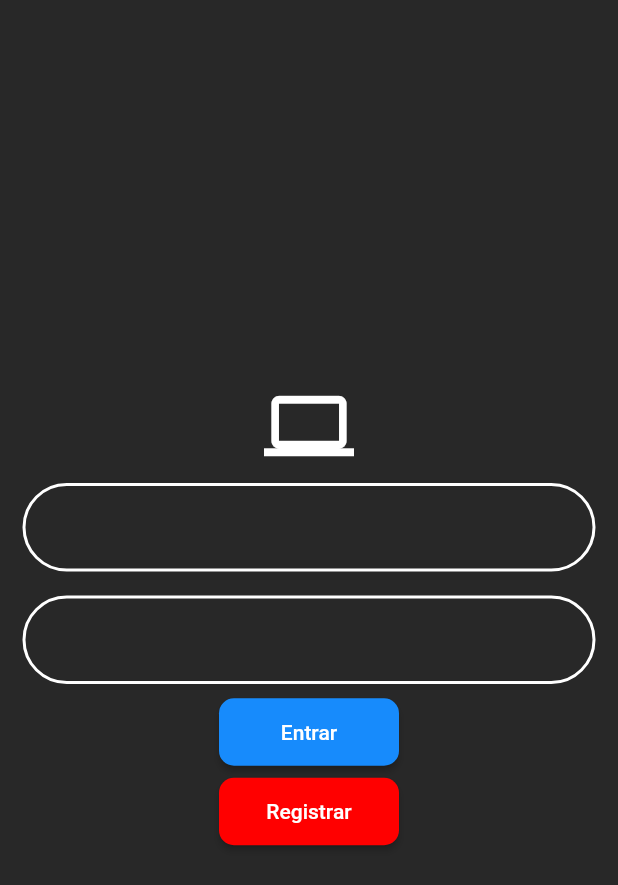
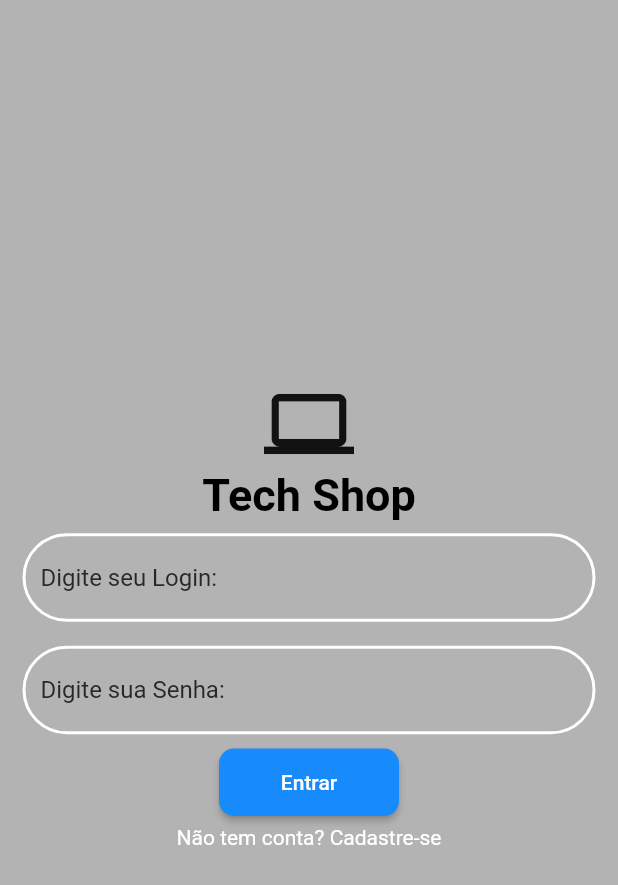
Before and after one commit to AlarconPedro/Tech_Shop, a Flutter app: the screen it shows after launch, on a phone screen of 412 x 824 dp. Shown: the top 885 px of the screen. Run offline on Flutter 3.47's test engine with Material 2 defaults, Android fonts, the phone set to English and light mode, and no system bars; our stand-ins replace shared_preferences.

Commit message:
Reconstrução Login - 2022.08.06.1

```diff
--- a/lib/ui/pages/categorias_page.dart
+++ b/lib/ui/pages/categorias_page.dart
@@ -1,4 +1,7 @@
 import 'package:flutter/material.dart';
+import 'package:provider/provider.dart';
+import 'package:tech_shop/ui/estilos/estilos.dart';
+import 'package:tech_shop/ui/temas/temas.dart';
 
 class CategoriaPage extends StatefulWidget {
   const CategoriaPage({Key? key}) : super(key: key);
@@ -10,6 +13,44 @@ class CategoriaPage extends StatefulWidget {
 class _CategoriaPageState extends State<CategoriaPage> {
   @override
   Widget build(BuildContext context) {
-    return Container();
+    final currentTheme = Provider.of<ThemeProvider>(context);
+    return Scaffold(
+      backgroundColor:
+          currentTheme.isDarkTheme() ? Cores.cinzaClaro : Cores.cinzaClaro,
+      appBar: AppBar(
+        backgroundColor:
+            currentTheme.isDarkTheme() ? Cores.cinzaEscuro : Cores.cinza,
+        title: Text(
+          'Categorias',
+          style: TextStyle(color: Cores.branco),
+        ),
+        centerTitle: true,
+      ),
+      body: GridView.count(
+        crossAxisCount: 1,
+        padding: EdgeInsets.all(10),
+        children: List.generate(10, (index) {
+          return ListTile(
+            tileColor: currentTheme.isDarkTheme() ? Cores.branco : Cores.cinza,
+            title: Text(
+              'Categoria $index',
+              style: TextStyle(
+                color: currentTheme.isDarkTheme()
+                    ? Cores.pretoOpaco
+                    : Cores.branco,
+              ),
+            ),
+            onTap: () {
+              // Navigator.push(
+              //   context,
+              //   MaterialPageRoute(
+              //     builder: (context) => ProdutosPage(),
+              //   ),
+              // );
+            },
+          );
+        }),
+      ),
+    );
   }
 }
--- a/lib/ui/pages/login_page.dart
+++ b/lib/ui/pages/login_page.dart
@@ -7,6 +7,7 @@ import 'package:tech_shop/ui/pages/pages.dart';
 import 'package:tech_shop/ui/temas/temas.dart';
 import 'package:tech_shop/ui/widgets/botao.dart';
 import 'package:tech_shop/ui/widgets/input_text.dart';
+import 'package:tech_shop/ui/widgets/login_text.dart';
 
 class LoginPage extends StatefulWidget {
   const LoginPage({Key? key}) : super(key: key);
@@ -21,8 +22,13 @@ class _LoginPageState extends State<LoginPage> {
     final currentTheme = Provider.of<ThemeProvider>(context);
     return Scaffold(
       backgroundColor:
-          currentTheme.isDarkTheme() ? Cores.cinzaClaro : Cores.cinzaEscuro,
-      body: Row(
+          currentTheme.isDarkTheme() ? Cores.cinzaEscuro : Cores.cinzaClaro,
+      body: Column(
+        mainAxisAlignment: MainAxisAlignment.center,
+        children: [
+          SingleChildScrollView(
+            keyboardDismissBehavior: ScrollViewKeyboardDismissBehavior.manual,
+            child: Row(
               children: [
                 Expanded(
                   child: Container(
@@ -33,20 +39,34 @@ class _LoginPageState extends State<LoginPage> {
                           Icons.computer_outlined,
                           size: 60,
                           color: currentTheme.isDarkTheme()
-                        ? Cores.pretoOpaco
-                        : Cores.branco,
+                              ? Cores.branco
+                              : Cores.pretoOpaco,
+                        ),
+                        Text(
+                          'Tech Shop',
+                          style: TextStyle(
+                            fontSize: 30,
+                            fontWeight: FontWeight.bold,
+                            color: currentTheme.isDarkTheme()
+                                ? Cores.branco
+                                : Cores.preto,
+                          ),
                         ),
                         const Padding(
-                    padding: EdgeInsets.symmetric(vertical: 8, horizontal: 15),
-                    child: InputText(),
+                          padding:
+                              EdgeInsets.symmetric(vertical: 8, horizontal: 15),
+                          child: LoginText(),
                         ),
                         const Padding(
-                    padding: EdgeInsets.symmetric(vertical: 8, horizontal: 15),
-                    child: InputText(),
+                          padding:
+                              EdgeInsets.symmetric(vertical: 8, horizontal: 15),
+                          child: SenhaText(),
                         ),
                         ElevatedButton(
                           style: ElevatedButton.styleFrom(
-                      primary: Cores.azul,
+                            primary: currentTheme.isDarkTheme()
+                                ? Cores.vermelho
+                                : Cores.azul,
                             shape: RoundedRectangleBorder(
                               borderRadius: BorderRadius.circular(10),
                             ),
@@ -65,16 +85,12 @@ class _LoginPageState extends State<LoginPage> {
                         ),
                         Padding(
                           padding: const EdgeInsets.all(5.0),
-                    child: ElevatedButton(
-                      style: ElevatedButton.styleFrom(
-                        primary: Cores.vermelho,
-                        shape: RoundedRectangleBorder(
-                          borderRadius: BorderRadius.circular(10),
+                          child: GestureDetector(
+                            child: Text(
+                              "Não tem conta? Cadastre-se",
+                              style: TextStyle(color: Cores.branco),
                             ),
-                        fixedSize: Size(120, 45),
-                      ),
-                      child: Text('Registrar'),
-                      onPressed: () {},
+                            onTap: () {},
                           ),
                         ),
                       ],
@@ -83,6 +99,9 @@ class _LoginPageState extends State<LoginPage> {
                 ),
               ],
             ),
+          ),
+        ],
+      ),
     );
   }
 }
--- a/lib/ui/widgets/custom_drawer.dart
+++ b/lib/ui/widgets/custom_drawer.dart
@@ -1,6 +1,7 @@
 import 'package:flutter/material.dart';
 import 'package:provider/provider.dart';
 import 'package:tech_shop/ui/estilos/estilos.dart';
+import 'package:tech_shop/ui/pages/login_page.dart';
 import 'package:tech_shop/ui/temas/temas.dart';
 
 class CustomDrawer extends StatefulWidget {
@@ -104,6 +105,12 @@ class _CustomDrawerState extends State<CustomDrawer> {
                     title: const Text('Sair'),
                     onTap: () {
                       Navigator.pop(context);
+                      Navigator.pushAndRemoveUntil(
+                          context,
+                          MaterialPageRoute(
+                            builder: ((context) => const LoginPage()),
+                          ),
+                          (route) => false);
                     },
                   ),
                 ],
--- /dev/null
+++ b/lib/ui/widgets/login_text.dart
@@ -0,0 +1,125 @@
+import 'package:flutter/material.dart';
+import 'package:provider/provider.dart';
+import 'package:tech_shop/ui/temas/temas.dart';
+
+import '../estilos/estilos.dart';
+
+class LoginText extends StatefulWidget {
+  const LoginText({Key? key}) : super(key: key);
+
+  @override
+  State<LoginText> createState() => _LoginTextState();
+}
+
+class _LoginTextState extends State<LoginText> {
+  @override
+  Widget build(BuildContext context) {
+    final currentTheme = Provider.of<ThemeProvider>(context);
+    return TextField(
+      textAlignVertical: TextAlignVertical.center,
+      // style: const TextStyle(
+      //   backgroundColor: Colors.transparent,
+      // ),
+      decoration: InputDecoration(
+        filled: true,
+        fillColor: Colors.transparent,
+        focusedBorder: OutlineInputBorder(
+          borderSide: BorderSide(
+            color: currentTheme.isDarkTheme() ? Cores.branco : Cores.branco,
+            style: BorderStyle.solid,
+            width: 2,
+          ),
+          borderRadius: BorderRadius.circular(30),
+        ),
+        enabledBorder: OutlineInputBorder(
+          borderSide: BorderSide(
+            color: currentTheme.isDarkTheme() ? Cores.branco : Cores.branco,
+            style: BorderStyle.solid,
+            width: 2,
+          ),
+          borderRadius: BorderRadius.circular(30),
+        ),
+        disabledBorder: OutlineInputBorder(
+          borderSide: BorderSide(
+            color: currentTheme.isDarkTheme() ? Cores.branco : Cores.branco,
+            style: BorderStyle.solid,
+            width: 2,
+          ),
+          borderRadius: BorderRadius.circular(30),
+        ),
+        errorBorder: OutlineInputBorder(
+          borderSide: BorderSide(
+            color: currentTheme.isDarkTheme() ? Cores.vermelho : Cores.vermelho,
+            style: BorderStyle.solid,
+            width: 2,
+          ),
+          borderRadius: BorderRadius.circular(30),
+        ),
+        hintText: 'Digite seu Login:',
+        hintStyle: TextStyle(
+          color: currentTheme.isDarkTheme() ? Cores.branco : Cores.cinzaEscuro,
+        ),
+      ),
+    );
+  }
+}
+
+class SenhaText extends StatefulWidget {
+  const SenhaText({Key? key}) : super(key: key);
+
+  @override
+  State<SenhaText> createState() => _SenhaTextState();
+}
+
+class _SenhaTextState extends State<SenhaText> {
+  @override
+  Widget build(BuildContext context) {
+    final currentTheme = Provider.of<ThemeProvider>(context);
+    return TextField(
+      textAlignVertical: TextAlignVertical.center,
+      // style: const TextStyle(
+      //   backgroundColor: Colors.transparent,
+      // ),
+      decoration: InputDecoration(
+        filled: true,
+        fillColor: Colors.transparent,
+        focusedBorder: OutlineInputBorder(
+          borderSide: BorderSide(
+            color: currentTheme.isDarkTheme() ? Cores.branco : Cores.branco,
+            style: BorderStyle.solid,
+            width: 2,
+          ),
+          borderRadius: BorderRadius.circular(30),
+        ),
+        enabledBorder: OutlineInputBorder(
+          borderSide: BorderSide(
+            color: currentTheme.isDarkTheme() ? Cores.branco : Cores.branco,
+            style: BorderStyle.solid,
+            width: 2,
+          ),
+          borderRadius: BorderRadius.circular(30),
+        ),
+        disabledBorder: OutlineInputBorder(
+          borderSide: BorderSide(
+            color: currentTheme.isDarkTheme() ? Cores.branco : Cores.branco,
+            style: BorderStyle.solid,
+            width: 2,
+          ),
+          borderRadius: BorderRadius.circular(30),
+        ),
+        errorBorder: OutlineInputBorder(
+          borderSide: BorderSide(
+            color: currentTheme.isDarkTheme() ? Cores.vermelho : Cores.vermelho,
+            style: BorderStyle.solid,
+            width: 2,
+          ),
+          borderRadius: BorderRadius.circular(30),
+        ),
+        hintText: 'Digite sua Senha:',
+        hintStyle: TextStyle(
+          color: currentTheme.isDarkTheme() ? Cores.branco : Cores.cinzaEscuro,
+        ),
+      ),
+    );
+  }
+}
```
Lines whose indentation alone changed are shown as unchanged.
